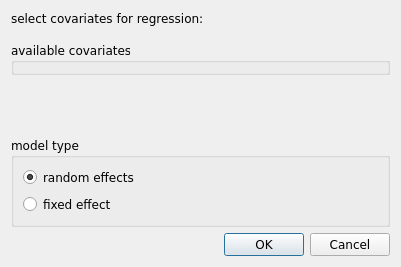
bwallace/OpenMeta-analyst-, file cov_reg_dlg2.ui: the form before one commit.
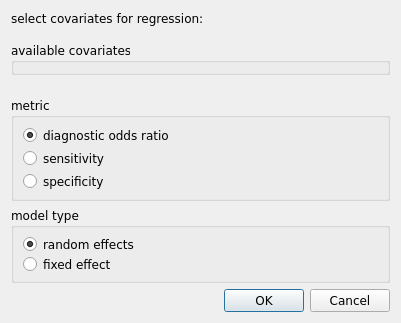
The form after the commit. Icons and pictures are not drawn.

Commit message: adding meta-regression for diagnostic data

```diff
--- a/cov_reg_dlg2.ui
+++ b/cov_reg_dlg2.ui
@@ -7,7 +7,7 @@
     <x>0</x>
     <y>0</y>
     <width>401</width>
-    <height>267</height>
+    <height>323</height>
    </rect>
   </property>
   <property name="font">
@@ -66,6 +66,48 @@
      </property>
     </spacer>
    </item>
+   <item>
+    <widget class="QGroupBox" name="diagnostic_group_box">
+     <property name="minimumSize">
+      <size>
+       <width>0</width>
+       <height>50</height>
+      </size>
+     </property>
+     <property name="title">
+      <string>metric</string>
+     </property>
+     <layout class="QVBoxLayout" name="verticalLayout_3">
+      <item>
+       <widget class="QRadioButton" name="dor_radio">
+        <property name="text">
+         <string>diagnostic odds ratio</string>
+        </property>
+        <property name="checked">
+         <bool>true</bool>
+        </property>
+       </widget>
+      </item>
+      <item>
+       <widget class="QRadioButton" name="sensitivity_radio">
+        <property name="text">
+         <string>sensitivity</string>
+        </property>
+        <property name="checked">
+         <bool>false</bool>
+        </property>
+       </widget>
+      </item>
+      <item>
+       <widget class="QRadioButton" name="fixed_radio">
+        <property name="text">
+         <string>specificity</string>
+        </property>
+       </widget>
+      </item>
+     </layout>
+    </widget>
+   </item>
    <item>
     <widget class="QGroupBox" name="groupBox">
      <property name="minimumSize">
```
Left out of the diff: 2 changed lines with no effect on the pictures. The commit also changes 3 other files.
